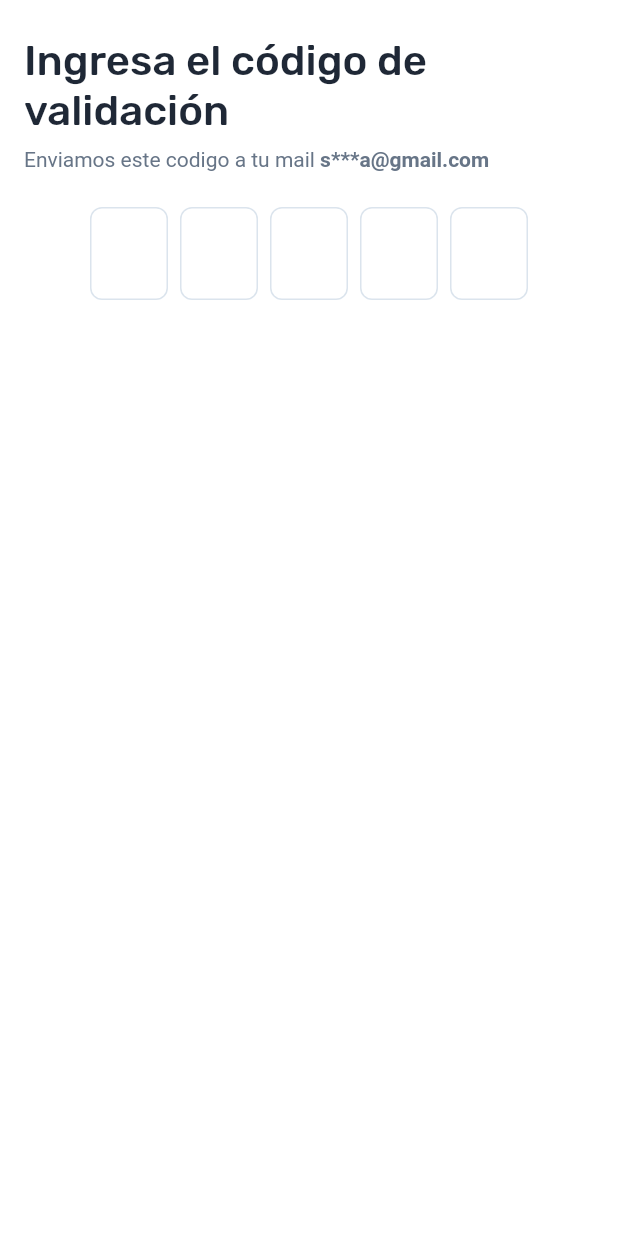
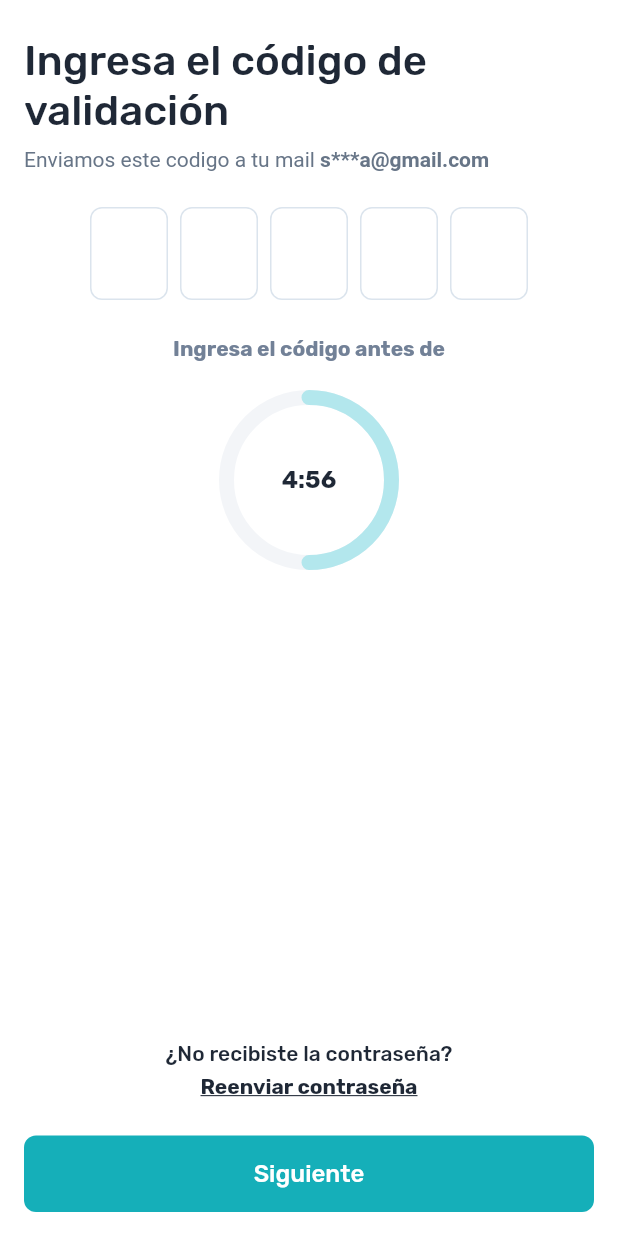
Before and after one commit to DCAccusys/facebank, a Flutter app: the Step6 widget shown alone on an empty page, opened directly, on a phone screen of 412 x 824 dp. Run offline on Flutter 3.47's test engine with Material 2 defaults, Android fonts, the phone set to English and light mode, and no system bars; drawn by our look-alikes of percent_indicator, pinput; our stand-ins replace animate_do, card_swiper, flutter_keyboard_visibility, flutter_svg, get, google_fonts and 1 more.

Commit message:
Features:  - Step 6 implemented

```diff
--- a/lib/src/config/constants/colors.dart
+++ b/lib/src/config/constants/colors.dart
@@ -2,6 +2,7 @@ import 'package:flutter/material.dart';
 
 final textDefaultColor = Color(0xff1F2836);
 final textLighterColor = Color(0xff677587);
+final textLighter2Color = Color(0xff728197);
 final textDisabledColor = Color(0xffA1ACB7);
 final textAlternativeColor = Color(0xffFFFFFF);
 
--- a/lib/src/config/constants/fonts_styles.dart
+++ b/lib/src/config/constants/fonts_styles.dart
@@ -40,9 +40,11 @@ class CustomFontStyle {
         decoration: withUnderline ?? false ? TextDecoration.underline : null,
       );
 
-  static text500Normal16px(Color textColor, {bool? letterSpacing}) => TextStyle(
+  static text500Normal16px(Color textColor,
+          {bool? letterSpacing, bool? isBold}) =>
+      TextStyle(
         fontSize: 16,
-        fontWeight: FontWeight.w500,
+        fontWeight: isBold ?? false ? FontWeight.bold : FontWeight.w500,
         fontStyle: FontStyle.normal,
         color: textColor,
       );
@@ -54,19 +56,17 @@ class CustomFontStyle {
           fontWeight: isBold ?? false ? FontWeight.bold : FontWeight.w500,
           fontStyle: FontStyle.normal,
           letterSpacing: letterSpacing ?? false ? 0.1 : null,
-      );
+          color: textColor);
 
   static text500Normal28px(Color textColor, {bool? letterSpacing}) => TextStyle(
       fontSize: 28,
       fontWeight: FontWeight.w500,
       fontStyle: FontStyle.normal,
-        color: textColor
-      );
+      color: textColor);
 
   static text600Normal16px(Color textColor, {bool? letterSpacing}) => TextStyle(
       fontSize: 16,
       fontWeight: FontWeight.w600,
       fontStyle: FontStyle.normal,
-        color: textColor
-      );
+      color: textColor);
 }
--- a/lib/src/presentation/pages/auth/register/steps/step_6.dart
+++ b/lib/src/presentation/pages/auth/register/steps/step_6.dart
@@ -1,10 +1,13 @@
 import 'package:facebank/src/presentation/pages/auth/register/register_controller.dart';
 import 'package:flutter/material.dart';
 import 'package:get/get.dart';
+import 'package:percent_indicator/percent_indicator.dart';
 import 'package:pinput/pinput.dart';
 
 import '../../../../../config/constants/colors.dart';
 import '../../../../../config/constants/fonts_styles.dart';
+import '../../../../widgets/custom_button.dart';
+import '../../../../widgets/underline_text_button.dart';
 
 class Step6 extends StatelessWidget {
   const Step6({Key? key}) : super(key: key);
@@ -55,7 +58,75 @@ class Step6 extends StatelessWidget {
           SizedBox(
             height: 24,
           ),
-          _getPinInput(controller, context)
+          _getPinInput(controller, context),
+          SizedBox(
+            height: 24,
+          ),
+          Row(
+            mainAxisAlignment: MainAxisAlignment.center,
+            children: [
+              Text(
+                'Ingresa el código antes de',
+                style: CustomFontStyle.text500Normal14px(
+                  textLighter2Color,
+                  isBold: true,
+                ),
+              )
+            ],
+          ),
+          SizedBox(
+            height: 19,
+          ),
+          Container(
+            width: double.infinity,
+            child: Row(
+              mainAxisAlignment: MainAxisAlignment.center,
+              children: [
+                CircularPercentIndicator(
+                  radius: 60.0,
+                  lineWidth: 10.0,
+                  circularStrokeCap: CircularStrokeCap.round,
+                  percent: 0.5,
+                  center: new Text(
+                    '4:56',
+                    style: CustomFontStyle.text500Normal16px(
+                      textDefaultColor,
+                      isBold: true,
+                    ),
+                  ),
+                  progressColor: cardPrimaryDefaultColor,
+                  backgroundColor: bgPrimary,
+                ),
+              ],
+            ),
+          ),
+          Spacer(),
+          Container(
+            width: double.infinity,
+            child: Text(
+              '¿No recibiste la contraseña?',
+              style: CustomFontStyle.text500Normal14px(
+                textDefaultColor,
+              ),
+              textAlign: TextAlign.center,
+            ),
+          ),
+          SizedBox(
+            height: 5,
+          ),
+          UnderlineTextButton(
+            text: 'Reenviar contraseña',
+            onPressed: controller.resendTempPassword,
+            isBold: true,
+          ),
+          SizedBox(
+            height: 24,
+          ),
+          CustomButton(
+            onPressed: controller.nextButtonClicked,
+            text: 'Siguiente',
+            buttonColor: brandMain,
+          ),
         ],
       ),
     );
@@ -80,7 +151,7 @@ class Step6 extends StatelessWidget {
     final submittedPinTheme = defaultPinTheme.copyWith(
       decoration: defaultPinTheme.decoration?.copyWith(
         border: Border.all(color: cardPrimaryDefaultColor),
-      borderRadius: BorderRadius.circular(8),
+        borderRadius: BorderRadius.circular(8),
       ),
     );
     return Row(
--- a/pubspec.yaml
+++ b/pubspec.yaml
@@ -37,6 +37,7 @@ dependencies:
   get: ^4.6.5
   google_fonts: ^3.0.1
   mask_text_input_formatter: ^2.3.0
+  percent_indicator: ^4.2.2
   pinput: ^2.2.11
 
 dev_dependencies:
```
Also changed, not shown: pubspec.lock. Lines whose indentation alone changed are shown as unchanged.
